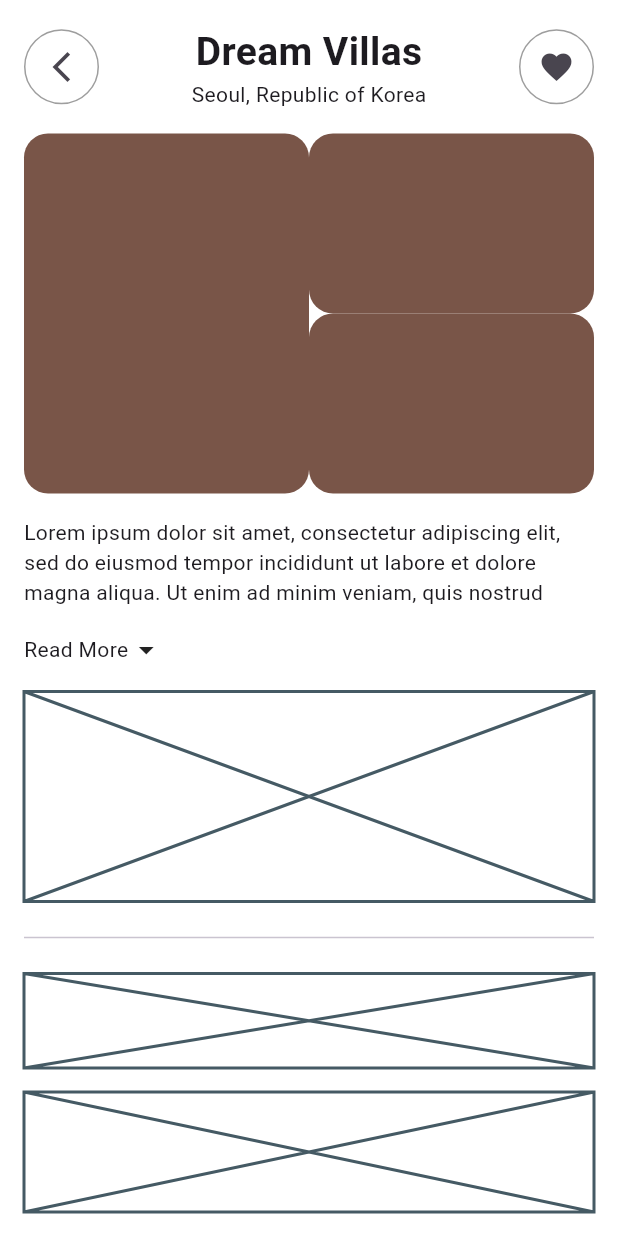
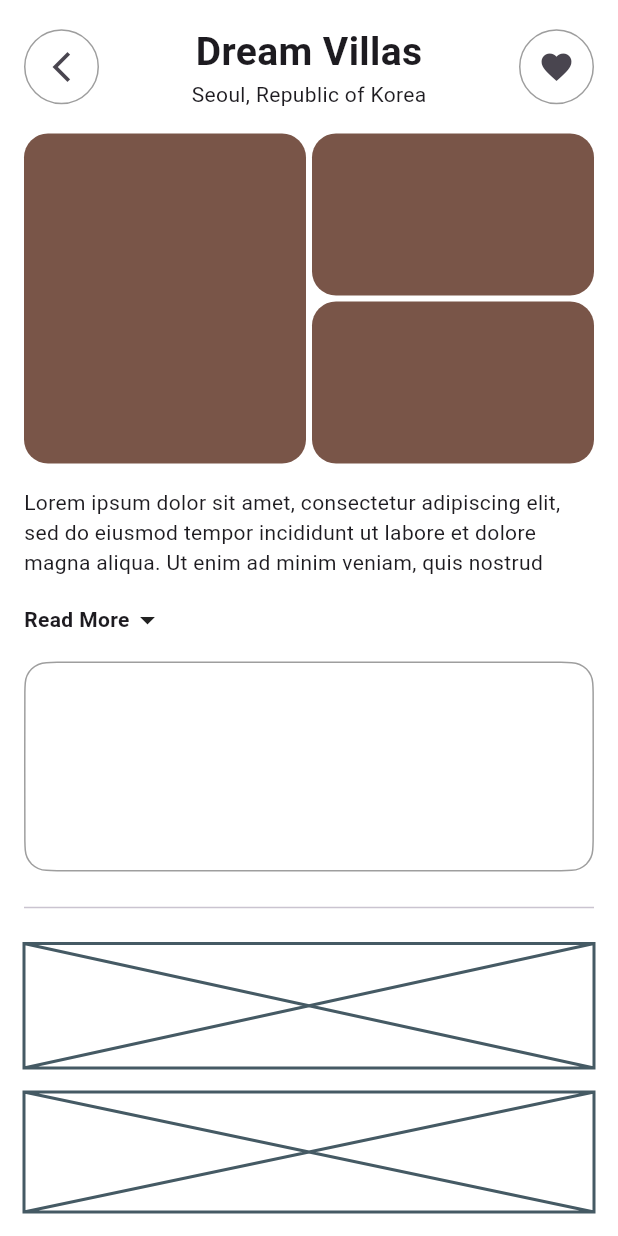
Before and after one commit to JAICHANGPARK/flutter_notebook_chapter_45, a Flutter app: the StayDetailPage screen opened directly, on a phone screen of 412 x 824 dp. Run offline on Flutter 3.47's test engine with Material 3 defaults, Android fonts, the phone set to English and light mode, and no system bars; our stand-ins replace gap, hugeicons, smooth_page_indicator.

Commit message:
Update stay_detail_page.dart

```diff
--- a/lib/ep2261_stay_booking_app/ui/detail/stay_detail_page.dart
+++ b/lib/ep2261_stay_booking_app/ui/detail/stay_detail_page.dart
@@ -60,8 +60,9 @@ class _StayDetailPageState extends State<StayDetailPage> {
                 ],
               ),
               Container(
-                height: 240,
+                height: 220,
                 child: Row(
+                  spacing: 4,
                   children: [
                     Expanded(
                       child: Container(
@@ -75,6 +76,7 @@ class _StayDetailPageState extends State<StayDetailPage> {
                     ),
                     Expanded(
                       child: Column(
+                        spacing: 4,
                         children: [
                           Expanded(
                             child: Container(
@@ -99,7 +101,6 @@ class _StayDetailPageState extends State<StayDetailPage> {
                         ],
                       ),
                     ),
-
                   ],
                 ),
               ),
@@ -107,8 +108,32 @@ class _StayDetailPageState extends State<StayDetailPage> {
                 "Lorem ipsum dolor sit amet, consectetur adipiscing elit, sed do eiusmod tempor incididunt ut labore et dolore magna aliqua. Ut enim ad minim veniam, quis nostrud exercitation ullamco laboris nisi ut aliquip ex ea commodo consequat. Duis aute irure dolor in reprehenderit in voluptate velit esse cillum dolore eu fugiat nulla pariatur. Excepteur sint occaecat cupidatat non proident, sunt in culpa qui officia deserunt mollit anim id est laborum.",
                 maxLines: 3,
               ),
-              Row(children: [Text("Read More"), Icon(Icons.arrow_drop_down)]),
-              Container(height: 140, child: Placeholder()),
+              Row(
+                children: [
+                  Text(
+                    "Read More",
+                    style: TextStyle(fontWeight: FontWeight.bold),
+                  ),
+                  Icon(Icons.arrow_drop_down),
+                ],
+              ),
+              Container(
+                height: 140,
+                child: Row(
+                  children: [
+                    Expanded(
+                      child: Container(
+                        decoration: ShapeDecoration(
+                          shape: RoundedSuperellipseBorder(
+                            borderRadius: BorderRadius.circular(16),
+                            side: BorderSide(color: Colors.grey),
+                          ),
+                        ),
+                      ),
+                    ),
+                  ],
+                ),
+              ),
               Divider(),
               Expanded(child: Placeholder()),
               Container(height: 80, child: Placeholder()),
```
